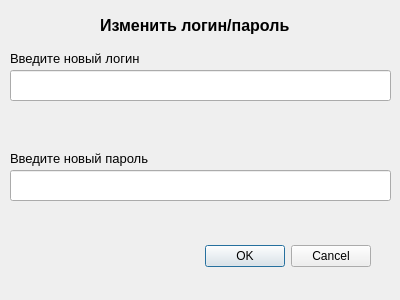
Before: the Qt Designer form editprofiledialog.ui in Knigan/DB3, drawn with Qt 5.
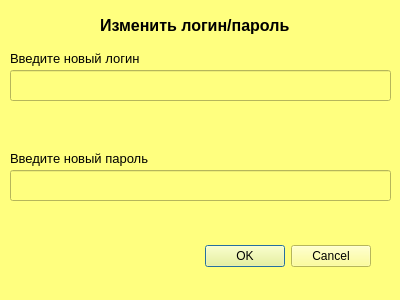
After: the same form once the commit is applied.

```diff
--- a/editprofiledialog.ui
+++ b/editprofiledialog.ui
@@ -13,6 +13,10 @@
   <property name="windowTitle">
    <string>Dialog</string>
   </property>
+  <property name="styleSheet">
+   <string notr="true">background-color: rgb(255, 255, 127);
+</string>
+  </property>
   <widget class="QDialogButtonBox" name="buttonBox">
    <property name="geometry">
     <rect>
@@ -41,6 +45,7 @@
    <property name="font">
     <font>
      <pointsize>12</pointsize>
+     <weight>75</weight>
      <bold>true</bold>
     </font>
    </property>
```
